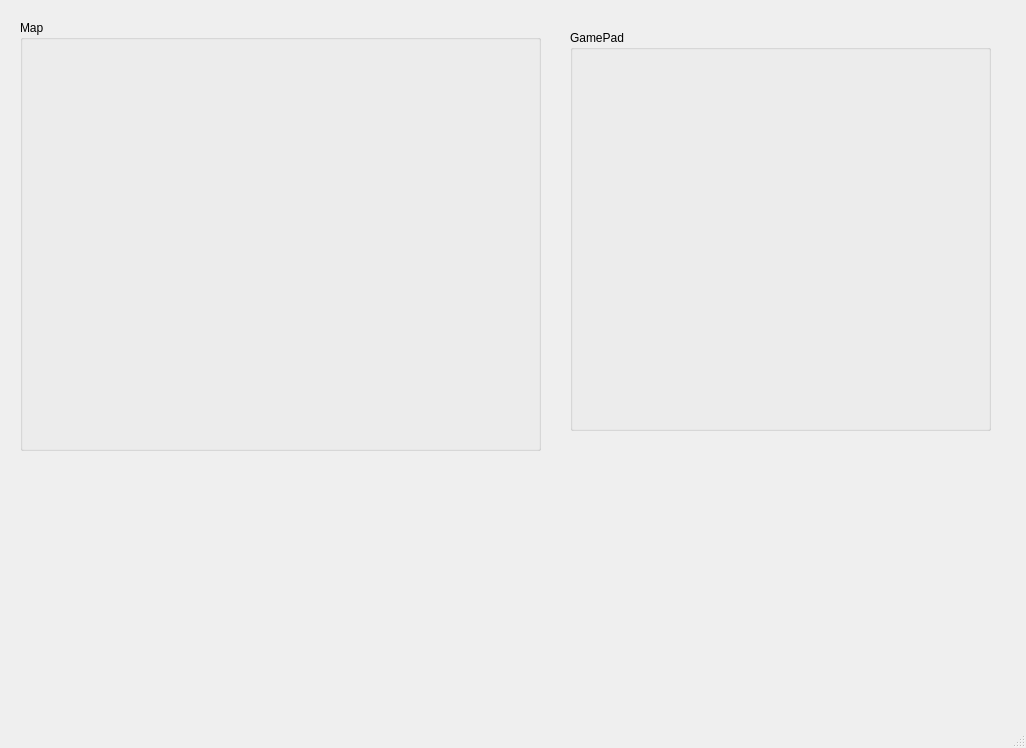
This is DisplayLayer/MainWindow/MainWindow.ui in UWVG/Gui as Qt 5 draws it before an edit. The edited form follows.
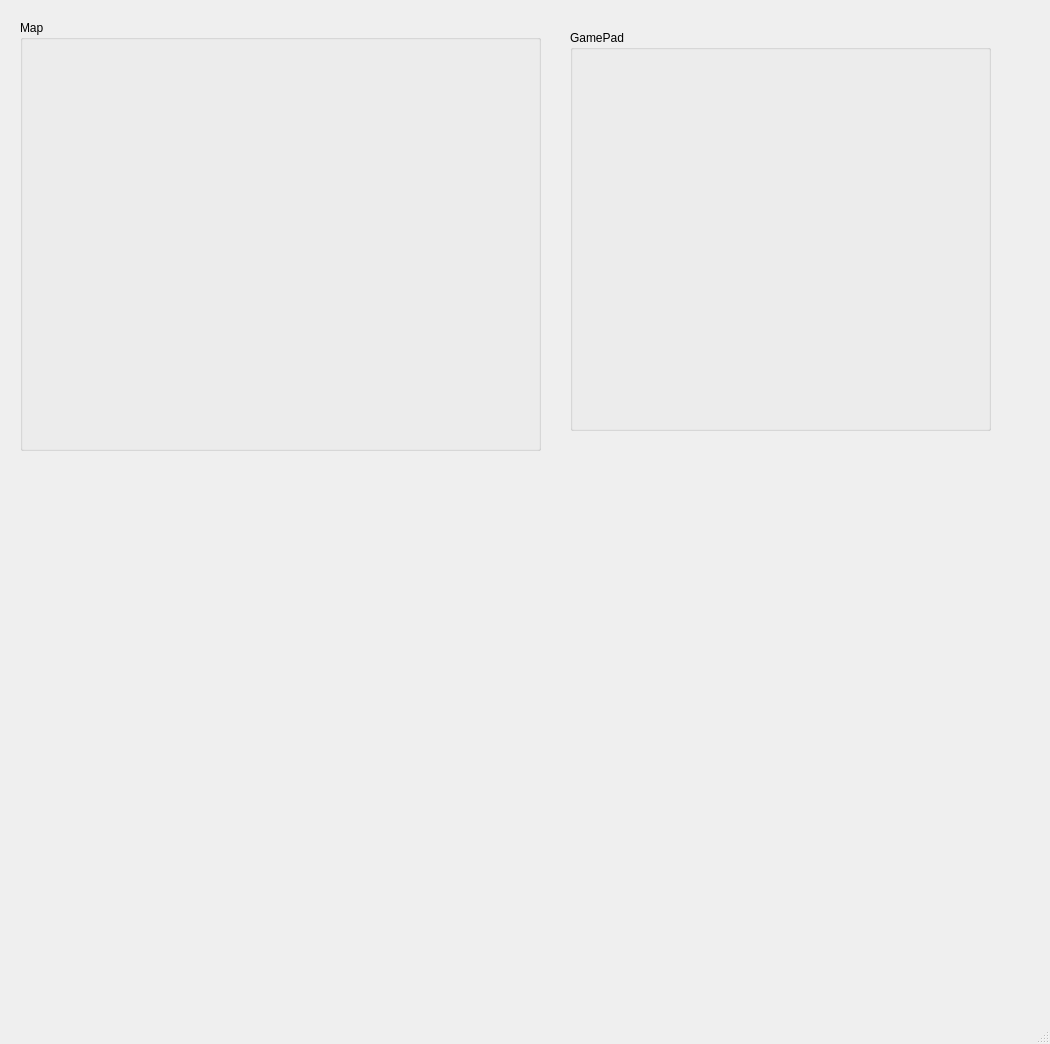
This is the edited form. Custom widgets are drawn as their Qt base class.

The edit to the form file:
```diff
--- a/DisplayLayer/MainWindow/MainWindow.ui
+++ b/DisplayLayer/MainWindow/MainWindow.ui
@@ -6,8 +6,8 @@
    <rect>
     <x>0</x>
     <y>0</y>
-    <width>1026</width>
-    <height>748</height>
+    <width>1050</width>
+    <height>1044</height>
    </rect>
   </property>
   <property name="windowTitle">
@@ -63,6 +63,17 @@
      </property>
     </widget>
    </widget>
+   <widget class="QWidget" name="verticalLayoutWidget">
+    <property name="geometry">
+     <rect>
+      <x>110</x>
+      <y>480</y>
+      <width>761</width>
+      <height>481</height>
+     </rect>
+    </property>
+    <layout class="QVBoxLayout" name="verticalLayout"/>
+   </widget>
   </widget>
   <widget class="QMenuBar" name="menubar">
    <property name="geometry">
```
Left out of the diff: 2 changed lines with no effect on the pictures.
